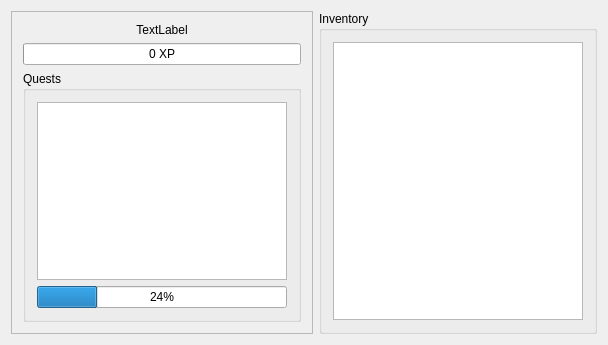
This is mainwindow.ui in whjms/Progress as Qt 5 draws it before an edit. The edited form follows.
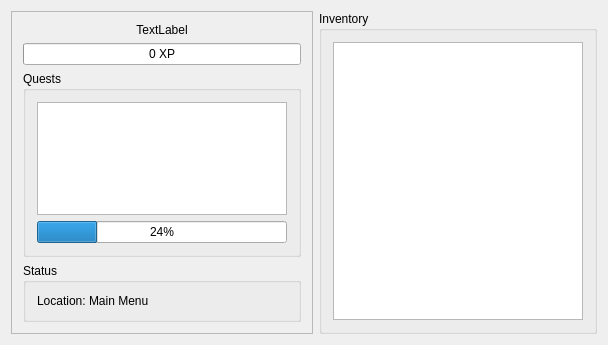
This is the edited form. Icons and pictures are not drawn.

Commit message: Added Location and LocationGenerator classes

```diff
--- a/mainwindow.ui
+++ b/mainwindow.ui
@@ -76,6 +76,22 @@
          </layout>
         </widget>
        </item>
+       <item>
+        <widget class="QGroupBox" name="statusBox">
+         <property name="title">
+          <string>Status</string>
+         </property>
+         <layout class="QVBoxLayout" name="verticalLayout_3">
+          <item>
+           <widget class="QLabel" name="locationLabel">
+            <property name="text">
+             <string>Location: Main Menu</string>
+            </property>
+           </widget>
+          </item>
+         </layout>
+        </widget>
+       </item>
       </layout>
      </widget>
     </item>
```
The commit also changes 8 other files.
